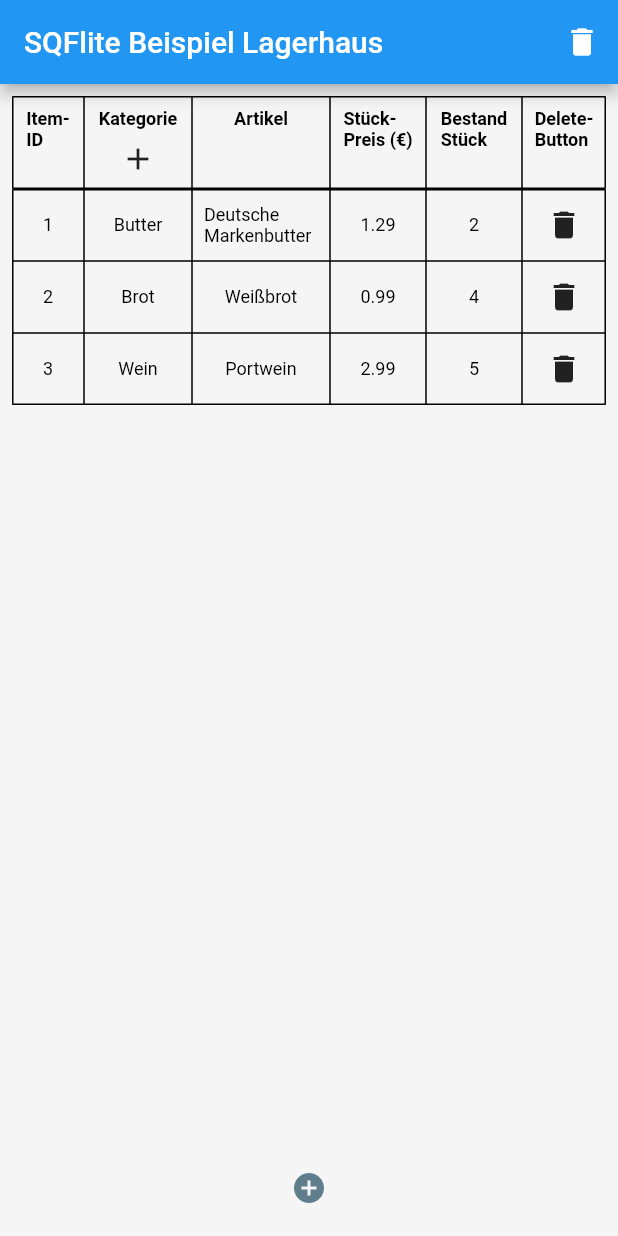
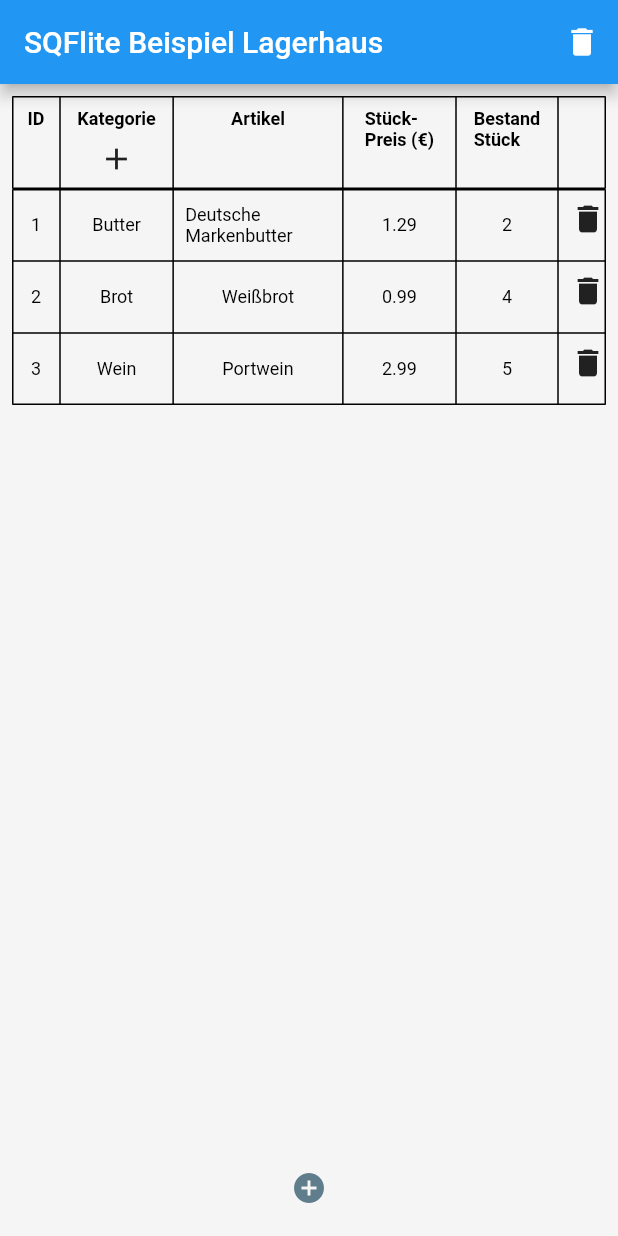
Before and after one commit to felix7700/ewm, a Flutter app: the screen it shows after launch, on a phone screen of 412 x 824 dp. Run offline on Flutter 3.47's test engine with Material 2 defaults, Android fonts, the phone set to English and light mode, and no system bars; our stand-ins replace sqflite; accounts and stored records are empty.

Commit message:
column width optimized

```diff
--- a/lib/widgets/Pages/sqflite_items_table.dart
+++ b/lib/widgets/Pages/sqflite_items_table.dart
@@ -2,7 +2,6 @@ import 'package:ewm/db_manager.dart';
 import 'package:ewm/widgets/Buttons/DropDownButtons/categories_drop_down_button.dart';
 import 'package:ewm/widgets/DialogContent/InputCards/input_card_edit_item_name.dart';
 import 'package:flutter/material.dart';
-import 'package:flutter/rendering.dart';
 import '../Buttons/add_item_icon_button.dart';
 import '../DialogContent/InputCards/input_card_edit_item_count.dart';
 import '../DialogContent/InputCards/input_card_edit_item_price.dart';
@@ -261,7 +260,7 @@ class _SqfliteItemsTablePageState extends State<SqfliteItemsTablePage> {
               padding: _headlineCellsTextPaddingEdgeInsets,
               child: Center(
                 child: Text(
-                  'Item-\nID',
+                  'ID',
                   style: _headlineCellsTextStyle,
                 ),
               ),
@@ -332,7 +331,8 @@ class _SqfliteItemsTablePageState extends State<SqfliteItemsTablePage> {
               child: Padding(
                 padding: _headlineCellsTextPaddingEdgeInsets,
                 child: Text(
-                  'Delete-\nButton',
+                  '',
+                  // 'Delete-\nButton',
                   style: _headlineCellsTextStyle,
                 ),
               ),
@@ -346,8 +346,6 @@ class _SqfliteItemsTablePageState extends State<SqfliteItemsTablePage> {
       String _categoryName = categoriesDataAsList[inventoryData[rowIndex]
               [dbManager.inventoryColumnNameCategoryId] -
           1][dbManager.categoriesColumnNameCategoryName];
-      int _categoryIdAsInt =
-          inventoryData[rowIndex][dbManager.inventoryColumnNameCategoryId];
       int _itemIdAsInt =
           inventoryData[rowIndex][dbManager.inventoryColumnNameItemID];
       String _itemName =
@@ -435,17 +433,12 @@ class _SqfliteItemsTablePageState extends State<SqfliteItemsTablePage> {
             ),
             TableCell(
               verticalAlignment: TableCellVerticalAlignment.top,
-              child: SizedBox(
-                width: double.infinity,
-                height: 48,
-                child: Center(
-                  child: IconButton(
-                    onPressed: () {
-                      _deleteSelectedItemFromInventory(itemId: _itemIdAsInt);
-                    },
-                    icon: const Icon(Icons.delete),
-                  ),
-                ),
+              child: IconButton(
+                onPressed: () {
+                  _deleteSelectedItemFromInventory(itemId: _itemIdAsInt);
+                },
+                icon: const Icon(Icons.delete),
+                constraints: const BoxConstraints(),
               ),
             ),
           ],
@@ -510,12 +503,12 @@ class _SqfliteItemsTablePageState extends State<SqfliteItemsTablePage> {
                     children: tableRowHeadline,
                     border: TableBorder.all(),
                     columnWidths: const <int, TableColumnWidth>{
-                      0: FixedColumnWidth(48),
-                      1: FixedColumnWidth(72),
-                      2: FlexColumnWidth(),
-                      3: FixedColumnWidth(64),
-                      4: FixedColumnWidth(64),
-                      5: FixedColumnWidth(56),
+                      0: FixedColumnWidth(32),
+                      1: FlexColumnWidth(),
+                      2: FlexColumnWidth(1.5),
+                      3: FlexColumnWidth(),
+                      4: FixedColumnWidth(68),
+                      5: FixedColumnWidth(32),
                     },
                   ),
                   Expanded(
@@ -525,12 +518,12 @@ class _SqfliteItemsTablePageState extends State<SqfliteItemsTablePage> {
                           children: tableRows,
                           border: TableBorder.all(),
                           columnWidths: const <int, TableColumnWidth>{
-                            0: FixedColumnWidth(48),
-                            1: FixedColumnWidth(72),
-                            2: FlexColumnWidth(),
-                            3: FixedColumnWidth(64),
-                            4: FixedColumnWidth(64),
-                            5: FixedColumnWidth(56),
+                            0: FixedColumnWidth(32),
+                            1: FlexColumnWidth(),
+                            2: FlexColumnWidth(1.5),
+                            3: FlexColumnWidth(),
+                            4: FixedColumnWidth(68),
+                            5: FixedColumnWidth(32),
                           },
                         ),
                       ],
```
